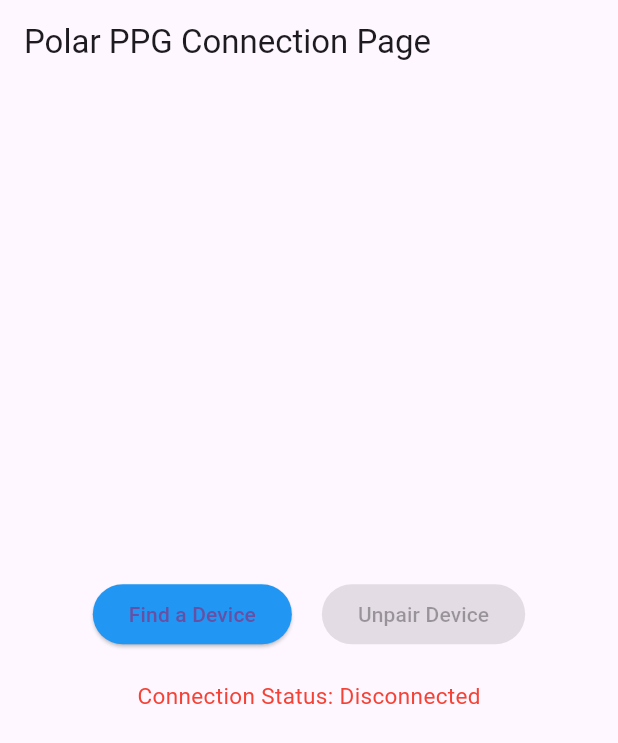
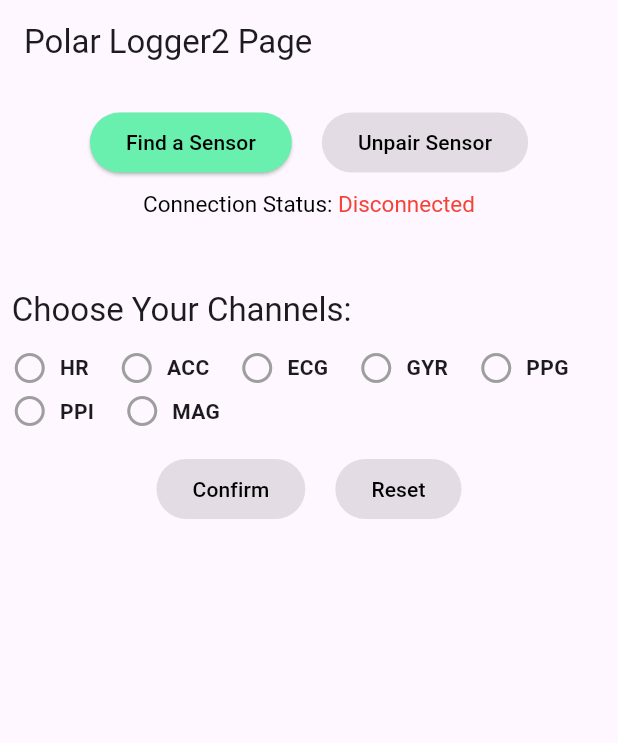
Before and after one commit to AttentiveHub/ppg_android, a Flutter app: the screen it shows after launch, on a phone screen of 412 x 824 dp. Shown: the top 743 px of the screen. Run offline on Flutter 3.47's test engine with Material 3 defaults, Android fonts, the phone set to English and light mode, and no system bars; our stand-ins replace fluttertoast.

Commit message:
Channel choice confirmation

```diff
--- a/lib/main.dart
+++ b/lib/main.dart
@@ -14,11 +14,12 @@
   @override
   Widget build(BuildContext context) {
     return MaterialApp(
-      title: 'Polar PPG App',
+      title: 'Polar Logger2 App',
       theme: ThemeData(
         primarySwatch: Colors.blue,
+        primaryColor: Colors.green,
       ),
-      home: const MyHomePage(title: 'Polar PPG Connection Page'),
+      home: const MyHomePage(title: 'Polar Logger2 Page'),
     );
   }
 }
@@ -38,6 +39,9 @@
   String? _selectedDeviceId;
   String? _connectedDeviceId;
   String _connectionStatus = "Disconnected";
+  final List<String> _channels = ['HR', 'ACC', 'ECG', 'GYR', 'PPG', 'PPI', 'MAG'];
+  List<int> _selectedChannelIndices = [];
+  bool _channelsConfirmed = false; // Tracks whether the selection has been confirmed
 
   @override
   void initState() {
@@ -61,7 +65,7 @@
               toastLength: Toast.LENGTH_SHORT,
               gravity: ToastGravity.CENTER,
               timeInSecForIosWeb: 1,
-              textColor: Colors.white,
+              textColor: status == "Connected" ? Colors.greenAccent : Colors.red,
               fontSize: 16.0,
             );
           }
@@ -85,7 +89,7 @@
         return StatefulBuilder(
           builder: (BuildContext context, StateSetter setStateDialog) {
             return AlertDialog(
-              title: const Text("Select a Device"),
+              title: const Text("Choose a Sensor"),
               content: SingleChildScrollView(
                 child: StreamBuilder<List<Map<String, String>>>(
                   stream: _devicesStreamController.stream,
@@ -96,9 +100,8 @@
                           bool isSelected = device["deviceId"] == _selectedDeviceId;
                           return ListTile(
                             title: Text(device["name"] ?? "Unknown"),
-                            subtitle: Text(device["deviceId"] ?? ""),
                             selected: isSelected,
-                            selectedTileColor: Colors.lightBlueAccent,
+                            selectedTileColor: Colors.greenAccent,
                             onTap: () {
                               // Use setStateDialog to update the state within the dialog
                               setStateDialog(() {
@@ -117,7 +120,7 @@
                         }).toList(),
                       );
                     } else {
-                      return const Center(child: Text("No devices found."));
+                      return const Center(child: Text("No Sensors found."));
                     }
                   },
                 ),
@@ -158,6 +161,127 @@
     });
   }
 
+  Widget _buildSelectableChannel(int index) {
+    bool isSelected = _selectedChannelIndices.contains(index);
+    return InkWell(
+      onTap: () {
+        // Check if the condition to allow interaction is met
+        if (!_channelsConfirmed && (isSelected || _selectedChannelIndices.length < 4)) {
+          setState(() {
+            if (isSelected) {
+              _selectedChannelIndices.remove(index);
+            } else {
+              _selectedChannelIndices.add(index);
+            }
+          });
+        } else if(_channelsConfirmed) {
+          // Show a warning message if the condition is not met
+          Fluttertoast.showToast(
+            msg: "You have to reset to edit choices.",
+            toastLength: Toast.LENGTH_SHORT,
+            gravity: ToastGravity.CENTER,
+            timeInSecForIosWeb: 1,
+            backgroundColor: Colors.red,
+            textColor: Colors.white,
+            fontSize: 16.0,
+          );
+        } else {
+          // Show a warning message if the condition is not met
+          Fluttertoast.showToast(
+            msg: "You cannot choose more than 4 channels.",
+            toastLength: Toast.LENGTH_SHORT,
+            gravity: ToastGravity.CENTER,
+            timeInSecForIosWeb: 1,
+            backgroundColor: Colors.red,
+            textColor: Colors.white,
+            fontSize: 16.0,
+          );
+        }
+      },
+      child: Row(
+        mainAxisSize: MainAxisSize.min,
+        children: <Widget>[
+          Icon(
+            isSelected ? Icons.radio_button_checked : Icons.radio_button_unchecked,
+            color: isSelected ? Colors.greenAccent : Colors.grey,
+          ),
+          Padding(
+            padding: const EdgeInsets.only(left: 8.0),
+            child: Text(
+              _channels[index],
+              style: const TextStyle(fontWeight: FontWeight.bold), // Make text bold
+            ),
+          ),
+        ],
+      ),
+    );
+  }
+
+  Widget _buildChannelSelectionGrid() {
+    return Column(
+      crossAxisAlignment: CrossAxisAlignment.start, // Align content to the start
+      children: <Widget>[
+        Padding(
+          padding: const EdgeInsets.only(top: 40.0, bottom: 12.0), // Add some space below the heading
+          child: Text(
+            'Choose Your Channels:',
+            style: Theme.of(context).textTheme.titleLarge, // Styling for the heading
+          ),
+        ),
+        Padding( // Apply padding to the Wrap widget to align it with the title
+          padding: const EdgeInsets.only(right: 25.0),
+          child: Wrap(
+            spacing: 20.0, // Horizontal space between buttons
+            runSpacing: 5.0, // Vertical space between lines
+            children: List<Widget>.generate(_channels.length, (index) {
+              return _buildSelectableChannel(index);
+            }),
+          ),
+        ),
+      ],
+    );
+  }
+
+  Widget _buildConfirmResetButtons() {
+    return Row(
+      mainAxisAlignment: MainAxisAlignment.center,
+      children: [
+        ElevatedButton(
+          onPressed: !_channelsConfirmed && _selectedChannelIndices.isNotEmpty ? () {
+            setState(() {
+              _channelsConfirmed = true; // Confirm selection
+            });
+            // Optionally: Invoke logic to handle confirmed selection here
+          } : null, // Disable button if conditions are not met
+          style: ElevatedButton.styleFrom(
+            backgroundColor: !_channelsConfirmed && _selectedChannelIndices.isNotEmpty ? Colors.greenAccent : Colors.grey, // Color when disabled
+          ),
+          child: const Text(
+            'Confirm',
+            style: TextStyle(color: Colors.black),
+          ),
+        ),
+        const SizedBox(width: 20), // Space between buttons
+        ElevatedButton(
+          onPressed: _channelsConfirmed ? () {
+            setState(() {
+              _channelsConfirmed = false; // Reset confirmation
+              _selectedChannelIndices.clear(); // Clear selections
+            });
+          } : null, // Disable button if conditions are not met
+          style: ElevatedButton.styleFrom(
+            backgroundColor: _channelsConfirmed ? Colors.red : Colors.grey, // Color when disabled
+          ),
+          child: const Text(
+            'Reset',
+            style: TextStyle(color: Colors.black),
+          ),
+        ),
+      ],
+    );
+  }
+
+
   @override
   Widget build(BuildContext context) {
     bool isConnected = _connectionStatus == "Connected";
@@ -168,18 +292,22 @@
       ),
       body: Center(
         child: Column(
-          mainAxisAlignment: MainAxisAlignment.center,
+          mainAxisAlignment: MainAxisAlignment.start,
           children: <Widget>[
             // Use a Row widget to place buttons next to each other
+            const Padding(
+              padding: EdgeInsets.only(top: 15.0, bottom: 0.0)),
             Row(
               mainAxisAlignment: MainAxisAlignment.center, // Center the row content
               children: <Widget>[
                 ElevatedButton(
                   onPressed: isConnected ? null : _startScan,
                   style: ElevatedButton.styleFrom(
-                    backgroundColor: isConnected ? Colors.grey : Colors.blue, // Grey out if connected
+                    backgroundColor: isConnected ? Colors.grey : Colors.greenAccent, // Grey out if connected
                   ),
-                  child: const Text('Find a Device'),
+                  child: const Text('Find a Sensor',
+                    style: TextStyle(color: Colors.black),
+                  ),
                 ),
                 const SizedBox(width: 20), // Provide some horizontal spacing between the buttons
                 ElevatedButton(
@@ -187,19 +315,33 @@
                   style: ElevatedButton.styleFrom(
                     backgroundColor: isConnected ? Colors.red : Colors.grey, // Grey out if not connected
                   ),
-                  child: const Text('Unpair Device'),
+                  child: const Text('Unpair Sensor',
+                    style: TextStyle(color: Colors.black),
+                    ),
                 ),
               ],
             ),
             Padding(
-              padding: const EdgeInsets.all(20.0),
-              child: Text('Connection Status: $_connectionStatus',
-                style: TextStyle(
-                  fontSize: 15,
-                  color: isConnected ? Colors.green : _connectionStatus == "Connecting" ? Colors.orange : Colors.red,
+              padding: const EdgeInsets.all(8.0),
+              child: RichText(
+                text: TextSpan(
+                  style: const TextStyle(fontSize: 15, color: Colors.black), // Default text style
+                  children: <TextSpan>[
+                    const TextSpan(text: 'Connection Status: '), // Text in default style
+                    TextSpan(
+                      text: _connectionStatus, // Text that needs color
+                      style: TextStyle(
+                        color: isConnected ? Colors.green : _connectionStatus == "Connecting" ? Colors.orange : Colors.red, // Conditional color
+                      ),
+                    ),
+                  ],
                 ),
               ),
             ),
+            _buildChannelSelectionGrid(),
+            const Padding(
+                padding: EdgeInsets.only(top: 16.0, bottom: 0.0)),
+            _buildConfirmResetButtons(),
           ],
         ),
       ),
```
